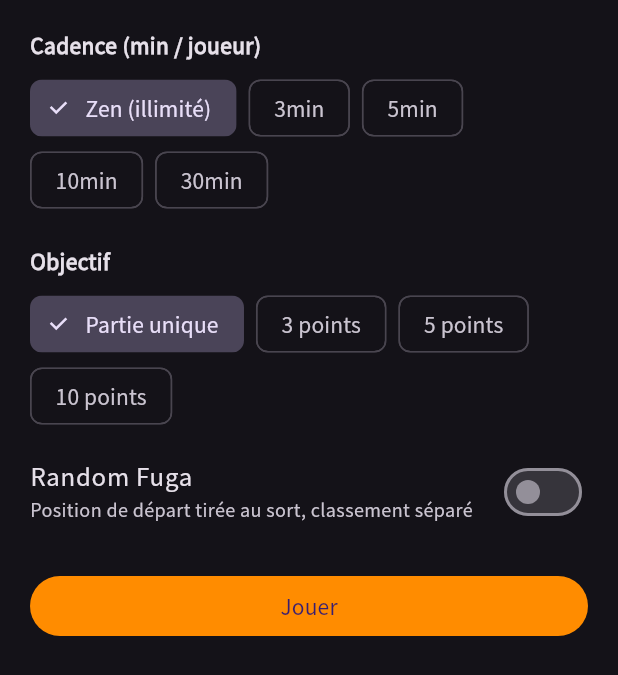
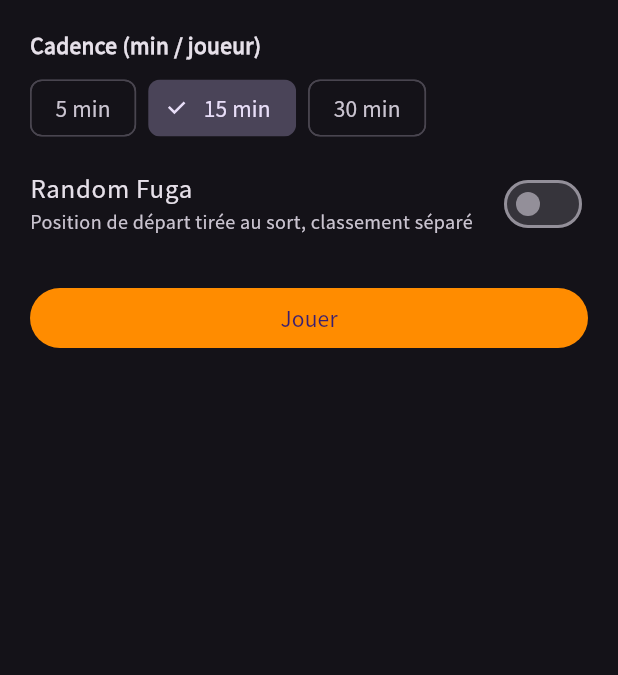
Before and after one commit to ninovieux-commits/La-Fuga, a Flutter app: the _GameSetupSheet widget shown alone on an empty page, opened directly, on a phone screen of 412 x 824 dp. Shown: the top 675 px of the screen. Run offline on Flutter 3.47's test engine with Material 3 defaults, Android fonts, the phone set to English and light mode, and no system bars; our stand-ins replace audioplayers, shared_preferences, socket_io_client; accounts and stored records are empty.

Commit message:
Les cadences de Kivy, au mot près — sinon aucun appariement
En lisant ton menu pour le refaire à l'identique, j'ai trouvé pire qu'une
différence d'apparence : je n'envoyais pas les bonnes cadences.

Kivy propose 5, 15 et 30 minutes et transmet « 5 », « 15 », « 30 » (ou
« zen ») au serveur. J'avais inventé illimité / 3 / 5 / 10 / 30 et je
transmettais « 5min », « illimité »… Le serveur apparie les joueurs PAR
cadence : un joueur Flutter n'aurait donc jamais été apparié avec un
joueur Kivy, et le champ Cadence des .nmc n'aurait pas été le même.

Corrigé : Cadence porte maintenant sa valeur de transmission, et un test
la fige. Par défaut 15 minutes, comme au menu de Kivy.

Deux autres écarts, trouvés au même endroit :
- l'objectif en points n'existe plus dans ton app (toutes les parties sont
  simples) ; j'avais ajouté un sélecteur 3/5/10. Retiré — le code de match
  reste, puisque le serveur peut encore arbitrer un match en ligne ;
- une partie contre Deep Grey est toujours sans chrono en Kivy. Elle
  prenait chez moi la cadence choisie.

443 tests au vert.

Co-Authored-By: Claude Opus 5 <noreply@anthropic.com>
Claude-Session: https://claude.ai/code/session_01Q1cbn5Ugh29j9rELgAbhqR

```diff
--- a/lib/game/clock.dart
+++ b/lib/game/clock.dart
@@ -6,29 +6,45 @@ library;
 
 import '../engine/piece.dart';
 
-/// Cadence d'une partie, en secondes par camp. `null` = illimité.
+/// Cadence d'une partie, en secondes par camp. `null` = sans chrono.
+///
+/// Les valeurs sont **celles de Kivy**, et c'est important : `wire` est ce qui
+/// part au serveur (`chercher_partie`, `defier`) et ce qui s'écrit dans le
+/// `.nmc`. Un autre mot, et le matchmaking n'apparierait jamais un joueur
+/// Flutter avec un joueur Kivy.
 final class Cadence {
-  const Cadence(this.seconds, this.label);
+  const Cadence(this.seconds, this.wire);
 
   /// Secondes allouées à chaque camp, ou `null` pour une partie sans chrono.
   final int? seconds;
 
-  /// Libellé affiché, tel que le serveur l'attend (`cadence` du matchmaking).
-  final String label;
+  /// Valeur transmise au serveur : `5`, `15`, `30` ou `zen`.
+  final String wire;
 
-  static const Cadence illimitee = Cadence(null, 'illimité');
-  static const Cadence blitz3 = Cadence(180, '3min');
-  static const Cadence blitz5 = Cadence(300, '5min');
-  static const Cadence rapide10 = Cadence(600, '10min');
-  static const Cadence longue30 = Cadence(1800, '30min');
+  /// Sans chrono. Les parties contre Deep Grey, l'analyse et la
+  /// correspondance sont toujours en Zen.
+  static const Cadence zen = Cadence(null, 'zen');
 
-  static const List<Cadence> toutes = [
-    illimitee,
-    blitz3,
-    blitz5,
-    rapide10,
-    longue30,
-  ];
+  static const Cadence cinq = Cadence(300, '5');
+  static const Cadence quinze = Cadence(900, '15');
+  static const Cadence trente = Cadence(1800, '30');
+
+  /// Les trois cadences proposées au menu, comme en Kivy.
+  static const List<Cadence> toutes = [cinq, quinze, trente];
+
+  /// Cadence par défaut du menu.
+  static const Cadence parDefaut = quinze;
+
+  /// Libellé affiché : « 15 min », ou « Zen ».
+  String get label => this == zen ? 'Zen' : '$wire min';
+
+  /// Retrouve une cadence à partir de ce que dit le serveur.
+  static Cadence fromWire(String? value) => switch (value) {
+    '5' => cinq,
+    '15' => quinze,
+    '30' => trente,
+    _ => zen,
+  };
 }
 
 /// Chronomètre à deux camps.
--- a/lib/ui/screens/game_screen.dart
+++ b/lib/ui/screens/game_screen.dart
@@ -32,7 +32,7 @@ import '../widgets/game_board_view.dart';
 class GameScreen extends StatefulWidget {
   const GameScreen({
     super.key,
-    this.cadence = Cadence.illimitee,
+    this.cadence = Cadence.zen,
     this.aiCamp = Camp.noir,
     this.aiDeepMode = false,
     this.themeName = kDefaultTheme,
@@ -135,7 +135,7 @@ class _GameScreenState extends State<GameScreen> {
       firstBlanc: _playerOf(Camp.blanc),
     );
     _game = _newGame();
-    _clock = GameClock(widget.analysis ? Cadence.illimitee : widget.cadence);
+    _clock = GameClock(widget.analysis ? Cadence.zen : widget.cadence);
     if (_aiCamp != null) {
       _engine.start();
       _loadAiMemory();
@@ -331,7 +331,7 @@ class _GameScreenState extends State<GameScreen> {
           winner: loser == null ? null : _playerOf(loser.opposite),
           method: method,
           history: List.of(_game.history),
-          cadence: widget.cadence.label,
+          cadence: widget.cadence.wire,
           randomCode: widget.randomCode,
         ),
       ),
--- a/lib/ui/screens/menu_screen.dart
+++ b/lib/ui/screens/menu_screen.dart
@@ -47,14 +47,15 @@ class _MenuScreenState extends State<MenuScreen> {
     await Navigator.of(context).push(
       MaterialPageRoute<void>(
         builder: (_) => GameScreen(
-          cadence: choice.cadence,
+          // Une partie contre Deep Grey est toujours sans chrono, comme en
+          // Kivy : on s'entraîne, on ne court pas après la pendule.
+          cadence: Cadence.zen,
           // Le joueur choisit SA couleur : Deep Grey prend l'autre.
           aiCamp: choice.playerCamp.opposite,
           aiDeepMode: choice.deepMode,
           themeName: _axes.general,
           initialBoard: choice.board,
           randomCode: choice.randomCode,
-          objectif: choice.objectif,
         ),
       ),
     );
@@ -78,7 +79,6 @@ class _MenuScreenState extends State<MenuScreen> {
           themeName: _axes.general,
           initialBoard: choice.board,
           randomCode: choice.randomCode,
-          objectif: choice.objectif,
         ),
       ),
     );
@@ -118,7 +118,7 @@ class _MenuScreenState extends State<MenuScreen> {
     await Navigator.of(context).push(
       MaterialPageRoute<void>(
         builder: (_) => GameScreen(
-          cadence: Cadence.illimitee,
+          cadence: Cadence.zen,
           aiCamp: null,
           themeName: _axes.general,
           analysis: true,
@@ -383,7 +383,6 @@ final class _GameChoice {
     required this.cadence,
     required this.playerCamp,
     required this.deepMode,
-    required this.objectif,
     this.randomCode,
   });
 
@@ -394,9 +393,6 @@ final class _GameChoice {
 
   /// Mode profond de Deep Grey.
   final bool deepMode;
-
-  /// `partie` ou le nombre de points du match.
-  final String objectif;
 
   /// Code Random Fuga tiré au sort, ou `null` pour la position standard.
   final String? randomCode;
@@ -418,11 +414,10 @@ class _GameSetupSheet extends StatefulWidget {
 }
 
 class _GameSetupSheetState extends State<_GameSetupSheet> {
-  Cadence _cadence = Cadence.illimitee;
+  Cadence _cadence = Cadence.parDefaut;
   Camp _camp = Camp.blanc;
   bool _deep = false;
   bool _random = false;
-  String _objectif = 'partie';
 
   @override
   Widget build(BuildContext context) {
@@ -474,30 +469,9 @@ class _GameSetupSheetState extends State<_GameSetupSheet> {
             children: [
               for (final c in Cadence.toutes)
                 ChoiceChip(
-                  label: Text(
-                    c == Cadence.illimitee ? T('Zen (illimité)') : c.label,
-                  ),
+                  label: Text(c.label),
                   selected: _cadence == c,
                   onSelected: (_) => setState(() => _cadence = c),
-                ),
-            ],
-          ),
-          const SizedBox(height: 20),
-          Text(
-            T('Objectif'),
-            style: const TextStyle(fontWeight: FontWeight.bold),
-          ),
-          const SizedBox(height: 8),
-          Wrap(
-            spacing: 8,
-            children: [
-              for (final o in ['partie', '3', '5', '10'])
-                ChoiceChip(
-                  label: Text(
-                    o == 'partie' ? T('Partie unique') : '$o ${T('points')}',
-                  ),
-                  selected: _objectif == o,
-                  onSelected: (_) => setState(() => _objectif = o),
                 ),
             ],
           ),
@@ -532,7 +506,6 @@ class _GameSetupSheetState extends State<_GameSetupSheet> {
                 cadence: _cadence,
                 playerCamp: _camp,
                 deepMode: _deep,
-                objectif: _objectif,
                 // Le code est tiré ici : il doit finir dans le `.nmc`, sans
                 // quoi la partie serait irrejouable.
                 randomCode: _random ? randomFugaCode() : null,
--- a/lib/ui/screens/replay_screen.dart
+++ b/lib/ui/screens/replay_screen.dart
@@ -62,7 +62,7 @@ class _ReplayScreenState extends State<ReplayScreen> {
     await Navigator.of(context).push(
       MaterialPageRoute<void>(
         builder: (_) => GameScreen(
-          cadence: Cadence.illimitee,
+          cadence: Cadence.zen,
           aiCamp: againstAi ? step.turn.opposite : null,
           initialBoard: step.board.clone(),
           initialTurn: step.turn,
```
Also changed, not shown: lib/ui/screens/online_lobby_screen.dart (+7 -34 lines), 4 other files.
